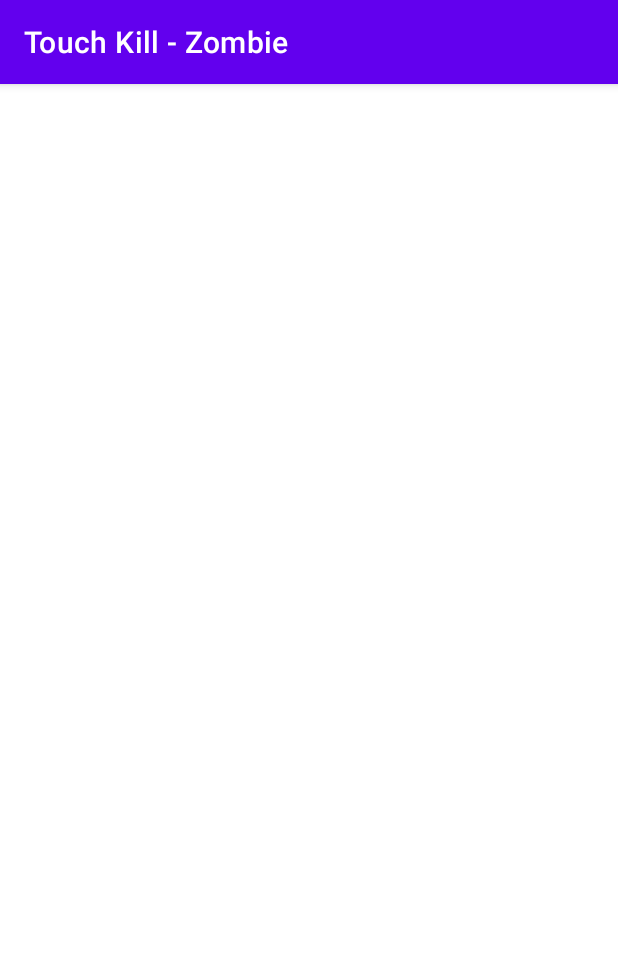
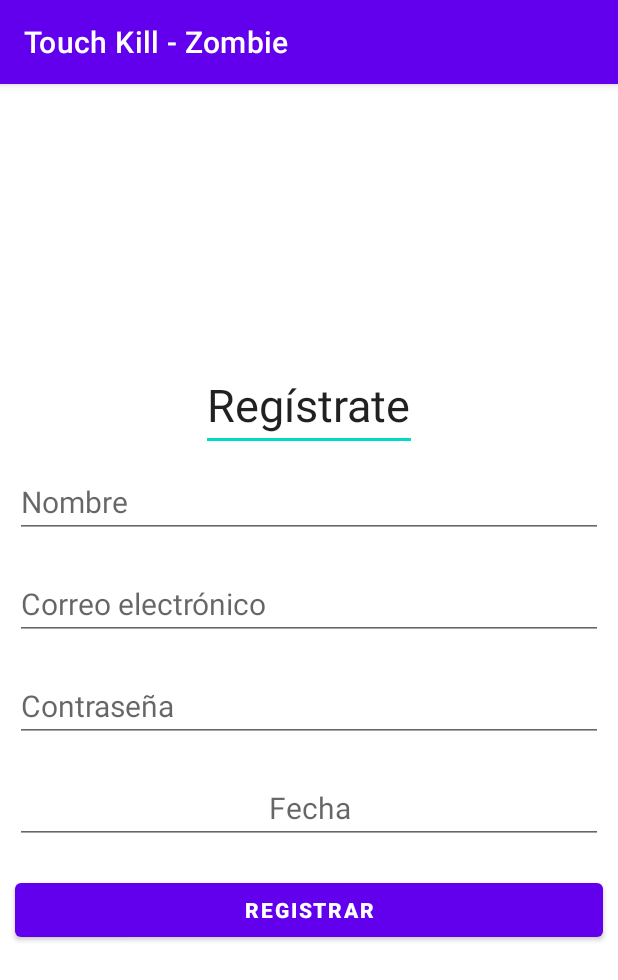
Before and after one commit to MDMGN/TouchKillZombie, an Android app: the RegisterActivity screen opened directly, with no data from a screen before it, on a phone screen of 412 x 824 dp. Shown: the top 980 px of the screen. Run offline under Robolectric (Android 15) with nearby library versions, the light colour scheme and no system bars; Roboto replaces fonts that are not available here.

Commit message:
Register

```diff
--- a/app/build.gradle
+++ b/app/build.gradle
@@ -30,14 +30,17 @@ android {
 
 dependencies {
 
-    implementation 'androidx.appcompat:appcompat:1.1.0'
-    implementation 'com.google.android.material:material:1.1.0'
-    implementation 'androidx.constraintlayout:constraintlayout:1.1.3'
-    testImplementation 'junit:junit:4.+'
-    androidTestImplementation 'androidx.test.ext:junit:1.1.1'
-    androidTestImplementation 'androidx.test.espresso:espresso-core:3.2.0'
+    implementation 'androidx.appcompat:appcompat:1.3.0'
+    implementation 'com.google.android.material:material:1.3.0'
+    implementation 'androidx.constraintlayout:constraintlayout:2.0.4'
+    testImplementation 'junit:junit:4.13.2'
+    androidTestImplementation 'androidx.test.ext:junit:1.1.2'
+    androidTestImplementation 'androidx.test.espresso:espresso-core:3.3.0'
     implementation platform('com.google.firebase:firebase-bom:28.2.0')
     implementation 'com.google.firebase:firebase-analytics'
+    implementation 'com.google.android.material:material:1.3.0' /*DISEÑO*/
+    implementation 'com.google.firebase:firebase-auth:21.0.1'   /*AUTENTICACIÓN*/
+    implementation 'com.google.firebase:firebase-database:20.0.0'  /*BASE DATOS*/
 }
 apply plugin: 'com.android.application'
 apply plugin: 'com.google.gms.google-services'
--- a/app/src/main/res/layout/activity_register.xml
+++ b/app/src/main/res/layout/activity_register.xml
@@ -1,9 +1,65 @@
 <?xml version="1.0" encoding="utf-8"?>
-<androidx.constraintlayout.widget.ConstraintLayout xmlns:android="http://schemas.android.com/apk/res/android"
+<RelativeLayout
+    xmlns:android="http://schemas.android.com/apk/res/android"
     xmlns:app="http://schemas.android.com/apk/res-auto"
     xmlns:tools="http://schemas.android.com/tools"
     android:layout_width="match_parent"
     android:layout_height="match_parent"
     tools:context=".RegisterActivity">
+<androidx.appcompat.widget.LinearLayoutCompat
+    android:layout_width="match_parent"
+    android:layout_height="match_parent"
+    android:orientation="vertical"
+    android:gravity="center">
+    <EditText
+        android:layout_width="wrap_content"
+        android:layout_height="wrap_content"
+        android:id="@+id/titleRegister"
+        android:text="@string/btn_singin"
+        android:textSize="30sp">
+    </EditText>
+    <EditText
+        android:layout_width="match_parent"
+        android:layout_height="wrap_content"
+        android:hint="@string/name"
+        android:id="@+id/name"
+        android:layout_margin="10dp"
+        android:textSize="20sp"
+        >
+    </EditText>
+    <EditText
+        android:id="@+id/email"
+        android:layout_width="match_parent"
+        android:layout_height="wrap_content"
+        android:layout_margin="10dp"
+        android:textSize="20sp"
+        android:hint="@string/email">
+    </EditText>
+    <EditText
+        android:layout_width="match_parent"
+        android:layout_height="wrap_content"
+        android:id="@+id/password"
+        android:layout_margin="10dp"
+        android:textSize="20sp"
+        android:hint="@string/password">
+    </EditText>
+    <EditText
+        android:layout_width="match_parent"
+        android:layout_height="wrap_content"
+        android:id="@+id/date"
+        android:layout_margin="10dp"
+        android:textSize="20sp"
+        android:hint="@string/date"
+        android:gravity="center">
+    </EditText>
 
-</androidx.constraintlayout.widget.ConstraintLayout>
+    <Button
+        android:id="@+id/btnRegister"
+        android:layout_width="match_parent"
+        android:layout_height="wrap_content"
+        android:layout_margin="10dp"
+        android:fontFamily="sans-serif-black"
+        android:text="@string/btn_register">
+    </Button>
+</androidx.appcompat.widget.LinearLayoutCompat>
+</RelativeLayout>
--- a/app/src/main/res/values/strings.xml
+++ b/app/src/main/res/values/strings.xml
@@ -3,4 +3,9 @@
     <string name="btn_login">Inicia sesión</string>
     <string name="btn_singin">Regístrate</string>
     <string name="img_desccription">Imágen con el título descriptivo del juego.</string>
+    <string name="name">Nombre</string>
+    <string name="password">Contraseña</string>
+    <string name="email">Correo electrónico</string>
+    <string name="date">Fecha</string>
+    <string name="btn_register">Registrar</string>
 </resources>
```
